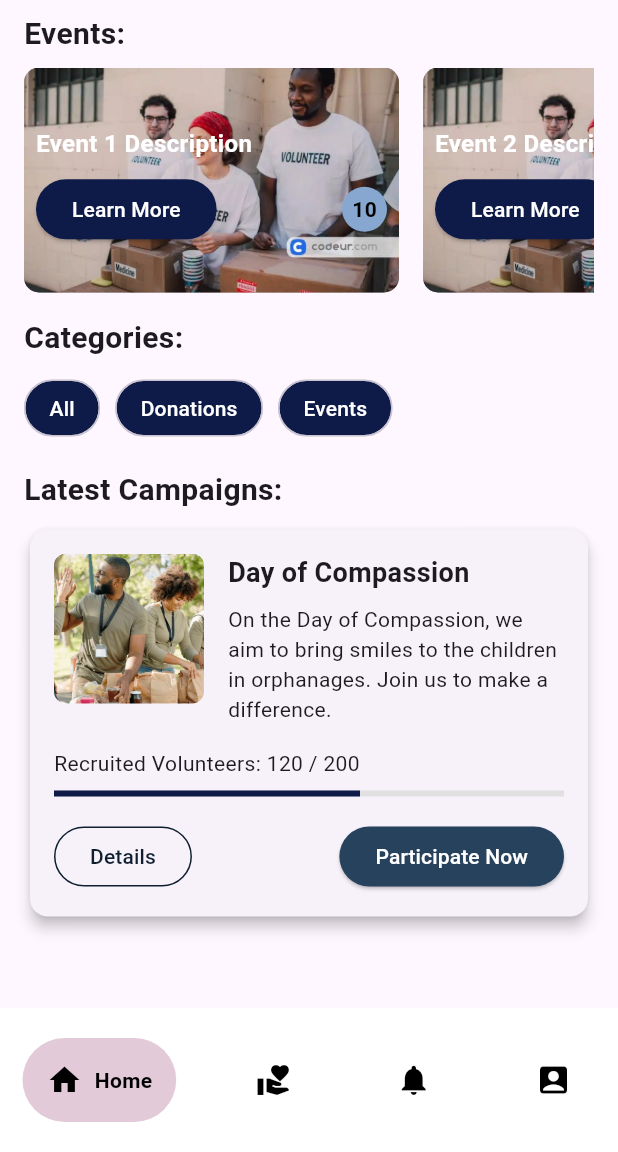
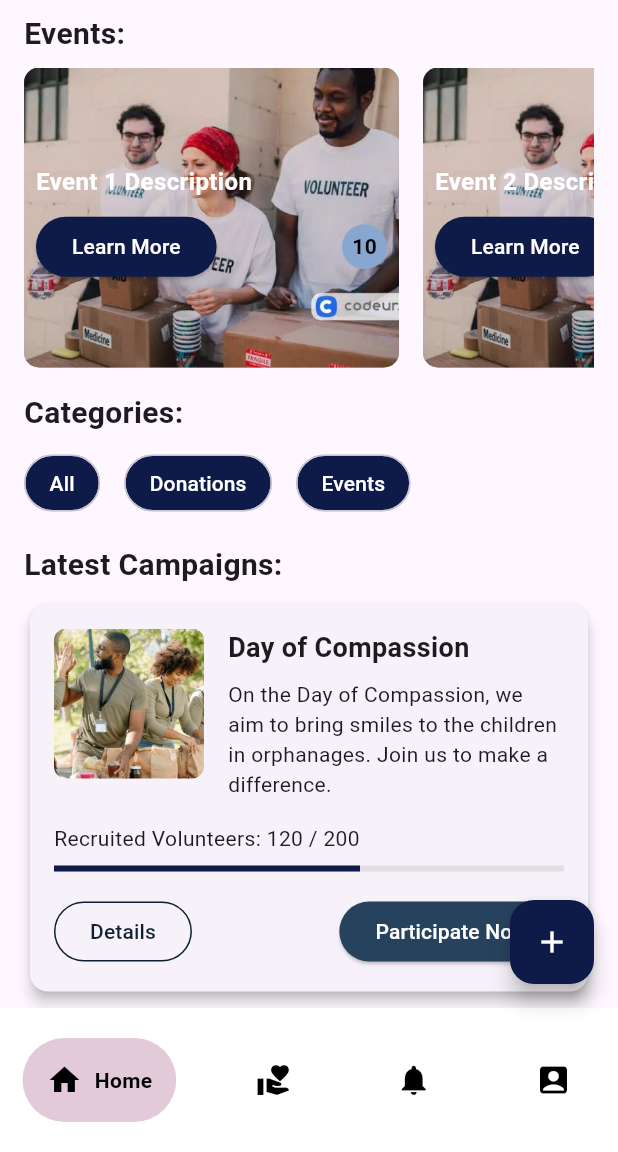
Before and after one commit to Yousra-BOUHOUIA/Donate-Application, a Flutter app: the UserHomePage screen opened by its route, on a phone screen of 412 x 824 dp, the part 84-1236 px from its top. Run offline on Flutter 3.47's test engine with Material 3 defaults, Android fonts, the light colour scheme and no system bars; drawn by our look-alikes of google_nav_bar; our stand-ins replace badges, image_picker.

Commit message:
Add files via upload

```diff
--- a/lib/views/screens/user/user_home.dart
+++ b/lib/views/screens/user/user_home.dart
@@ -6,7 +6,6 @@ import '/views/widgets/footer.dart';
 import '/views/widgets/custom_drawer.dart';
 
 import '/imports/user_barrel.dart';
-
 
 class UserHomePage extends StatelessWidget {
   const UserHomePage({super.key});
@@ -60,15 +59,15 @@ class UserHomePage extends StatelessWidget {
               ),
               const SizedBox(height: 8),
               SizedBox(
-                height: cardHeight,
+                height: 200, // Adjusted for event card
                 child: ListView(
                   scrollDirection: Axis.horizontal,
                   children: [
-                    eventCard(context,false,'Event 1 Description', 'assets/images/event_picture.jpg', '10'),
+                    eventCard(context, false, 'Event 1 Description', 'assets/images/event_picture.jpg', '10'),
                     const SizedBox(width: 16),
-                    eventCard(context,false,'Event 2 Description', 'assets/images/event_picture.jpg', '20'),
+                    eventCard(context, false, 'Event 2 Description', 'assets/images/event_picture.jpg', '20'),
                     const SizedBox(width: 16),
-                    eventCard(context,false,'Event 3 Description', 'assets/images/event_picture.jpg', '30'),
+                    eventCard(context, false, 'Event 3 Description', 'assets/images/event_picture.jpg', '30'),
                   ],
                 ),
               ),
@@ -95,7 +94,7 @@ class UserHomePage extends StatelessWidget {
                         shape: StadiumBorder(),
                       ),
                     ),
-                    const SizedBox(width: chipSpacing),
+                    const SizedBox(width: 16),
                     InkWell(
                       onTap: () {
                         Navigator.pushNamed(context, UserDonations.pageRoute);
@@ -109,7 +108,7 @@ class UserHomePage extends StatelessWidget {
                         shape: StadiumBorder(),
                       ),
                     ),
-                    const SizedBox(width: chipSpacing),
+                    const SizedBox(width: 16),
                     InkWell(
                       onTap: () {
                         Navigator.pushNamed(context, UserEvents.pageRoute);
@@ -123,7 +122,6 @@ class UserHomePage extends StatelessWidget {
                         shape: StadiumBorder(),
                       ),
                     ),
-                    const SizedBox(width: chipSpacing),
                   ],
                 ),
               ),
@@ -133,7 +131,9 @@ class UserHomePage extends StatelessWidget {
                 style: TextStyle(fontSize: 20, fontWeight: FontWeight.bold),
               ),
               const SizedBox(height: 8),
-              createCard(context,false,
+              createCard(
+                context,
+                false,
                 "Day of Compassion",
                 "On the Day of Compassion, we aim to bring smiles to the children in orphanages. Join us to make a difference.",
                 'assets/images/user_image.jpg',
@@ -144,7 +144,17 @@ class UserHomePage extends StatelessWidget {
           ),
         ),
       ),
-      bottomNavigationBar: const Footer(isOrganization: false,),
+      floatingActionButton: FloatingActionButton(
+        onPressed: () {
+          Navigator.push(
+            context,
+            MaterialPageRoute(builder: (context) => const AddDonationScreen()),
+          );
+        },
+        backgroundColor: appButtonColor,
+        child: const Icon(Icons.add, color: Colors.white),
+      ),
+      bottomNavigationBar: const Footer(isOrganization: false),
     );
   }
 }
```
Also changed, not shown: lib/views/screens/user/add_donation.dart (+10 -14 lines). Lines whose indentation alone changed are shown as unchanged.
